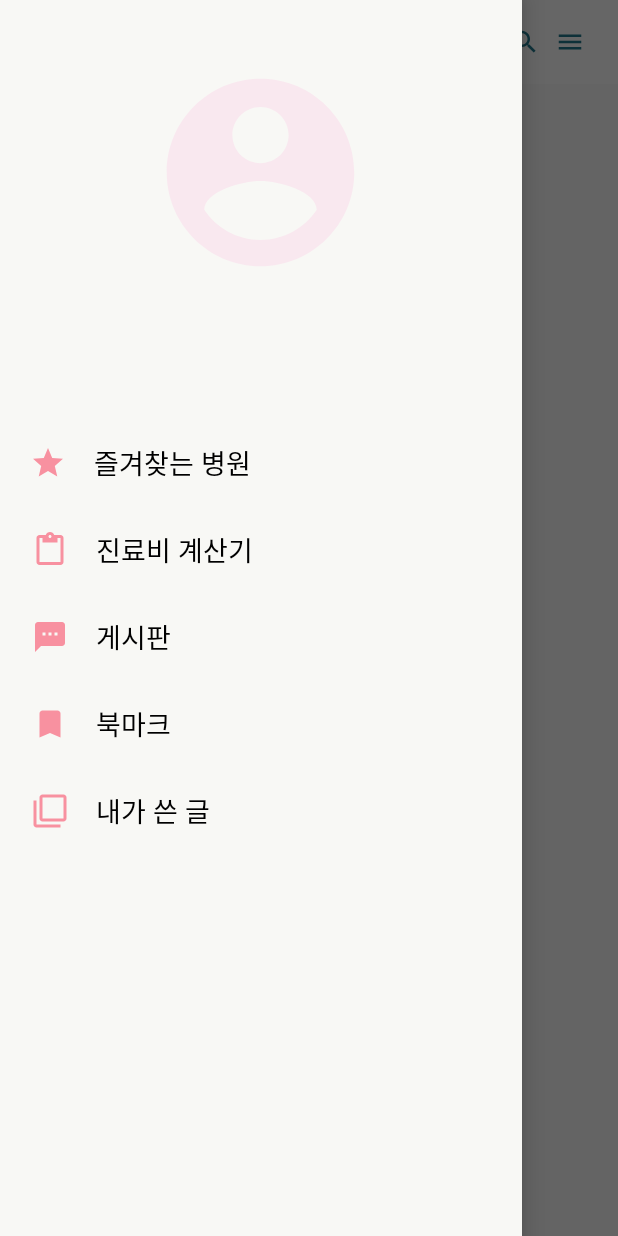
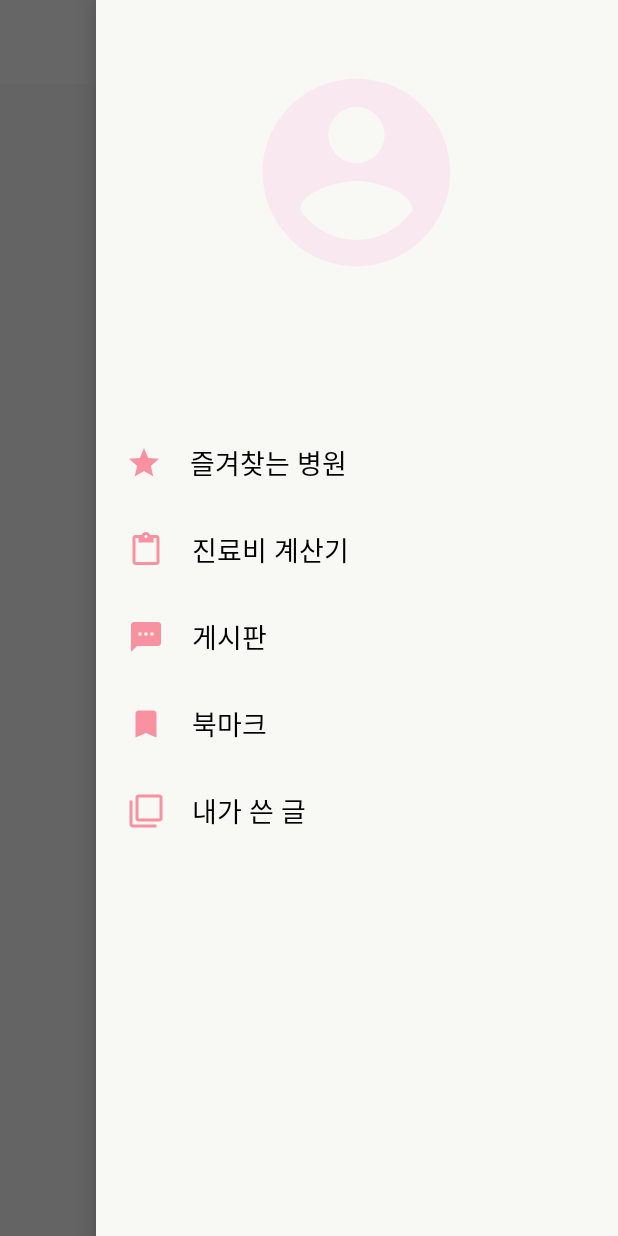
Before and after one commit to nezhitsya/Cupet_Project, an Android app: the screen it shows after launch once a user with an empty profile is signed in (HomeActivity), with the side drawer open, on a phone screen of 412 x 824 dp. Run offline under Robolectric (Android 15) with nearby library versions, the phone set to English and light mode, and no system bars; our stand-ins replace Firebase (no records; nobody signed in at launch, a user with empty details on screens opened directly), RxJava.

Commit message:
set up drawer

```diff
--- a/app/src/main/java/com/example/cupet/HomeActivity.kt
+++ b/app/src/main/java/com/example/cupet/HomeActivity.kt
@@ -24,7 +24,15 @@ class HomeActivity : AppCompatActivity() {
             //버튼2 클릭 시
         }
 
+        nav_post.setOnClickListener {
+            //버튼3 클릭 시
+        }
+
         nav_bookmark.setOnClickListener {
+            //버튼3 클릭 시
+        }
+
+        nav_mypost.setOnClickListener {
             //버튼3 클릭 시
         }
     }
--- a/app/src/main/res/layout/home_include_drawer.xml
+++ b/app/src/main/res/layout/home_include_drawer.xml
@@ -4,7 +4,7 @@
     xmlns:app="http://schemas.android.com/apk/res-auto"
     xmlns:tools="http://schemas.android.com/tools"
     android:id="@+id/home_drawer_layout"
-    tools:openDrawer="start"
+    tools:openDrawer="end"
     android:fitsSystemWindows="true"
     android:layout_width="match_parent"
     android:layout_height="match_parent">
@@ -18,7 +18,7 @@
         android:id="@+id/navigation_view"
         android:orientation="vertical"
         android:background="@color/colorBackground"
-        android:layout_gravity = "left"
+        android:layout_gravity = "right"
         app:itemTextColor="@color/colorBlack"
         android:layout_width="match_parent"
         android:layout_height="match_parent">
```
